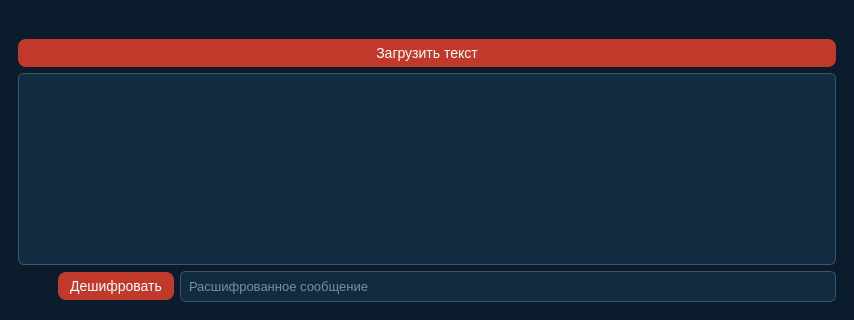
Before: the Qt Designer form src/view/MainWindow.ui in bybish/Steganography, drawn with Qt 5; both pictures show x 0 to 854 and y 160 to 480 of the 854 by 480 pixel window.
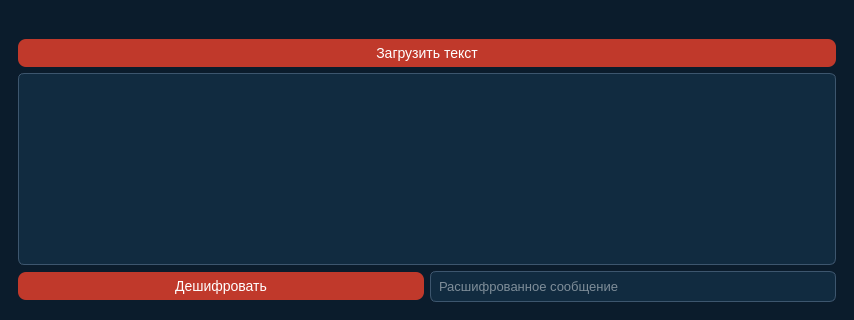
After: the same form once the commit is applied. The open tabs and pages were chosen to show the change.

Commit message: Исправлен layout дешифратора

Patch:
```diff
--- a/src/view/MainWindow.ui
+++ b/src/view/MainWindow.ui
@@ -254,21 +254,17 @@
         </item>
         <item>
          <layout class="QHBoxLayout" name="decryptBottomLayout">
-        <item>
-        <spacer name="horizontalSpacer">
-            <property name="sizeHint" stdset="0">
-            <size>
-                <width>40</width>
-                <height>20</height>
-            </size>
-            </property>
-        </spacer>
-        </item>
           <item>
            <widget class="QPushButton" name="btnDecrypt">
             <property name="text">
              <string>Дешифровать</string>
             </property>
+                        <property name="sizePolicy">
+                            <sizepolicy hsizetype="Expanding" vsizetype="Fixed">
+                                <horstretch>1</horstretch>
+                                <verstretch>0</verstretch>
+                            </sizepolicy>
+                        </property>
            </widget>
           </item>
           <item>
@@ -279,6 +275,12 @@
             <property name="placeholderText">
              <string>Расшифрованное сообщение</string>
             </property>
+                        <property name="sizePolicy">
+                            <sizepolicy hsizetype="Expanding" vsizetype="Fixed">
+                                <horstretch>1</horstretch>
+                                <verstretch>0</verstretch>
+                            </sizepolicy>
+                        </property>
            </widget>
           </item>
          </layout>
```
Lines whose indentation alone changed are shown as unchanged.
